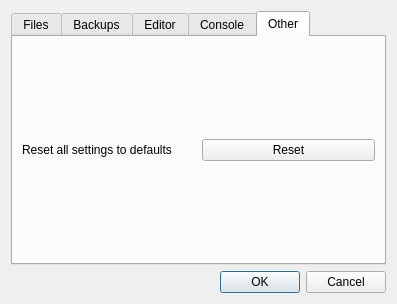
aresnick/pynguin, file data/ui/settings.ui: the form before one commit.
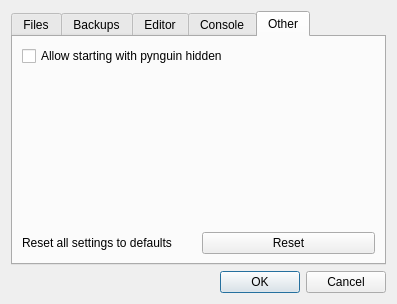
The form after the commit. The open tabs and pages were chosen to show the change.

Commit message: default to starting up with pynguin visible

```diff
--- a/data/ui/settings.ui
+++ b/data/ui/settings.ui
@@ -340,6 +340,26 @@
        <string>Other</string>
       </attribute>
       <layout class="QVBoxLayout" name="verticalLayout_10">
+       <item>
+        <widget class="QCheckBox" name="allow_start_hidden">
+         <property name="text">
+          <string>Allow starting with pynguin hidden</string>
+         </property>
+        </widget>
+       </item>
+       <item>
+        <spacer name="verticalSpacer_2">
+         <property name="orientation">
+          <enum>Qt::Vertical</enum>
+         </property>
+         <property name="sizeHint" stdset="0">
+          <size>
+           <width>20</width>
+           <height>164</height>
+          </size>
+         </property>
+        </spacer>
+       </item>
        <item>
         <layout class="QHBoxLayout" name="horizontalLayout_5">
          <item>
```
The commit also changes 2 other files.
